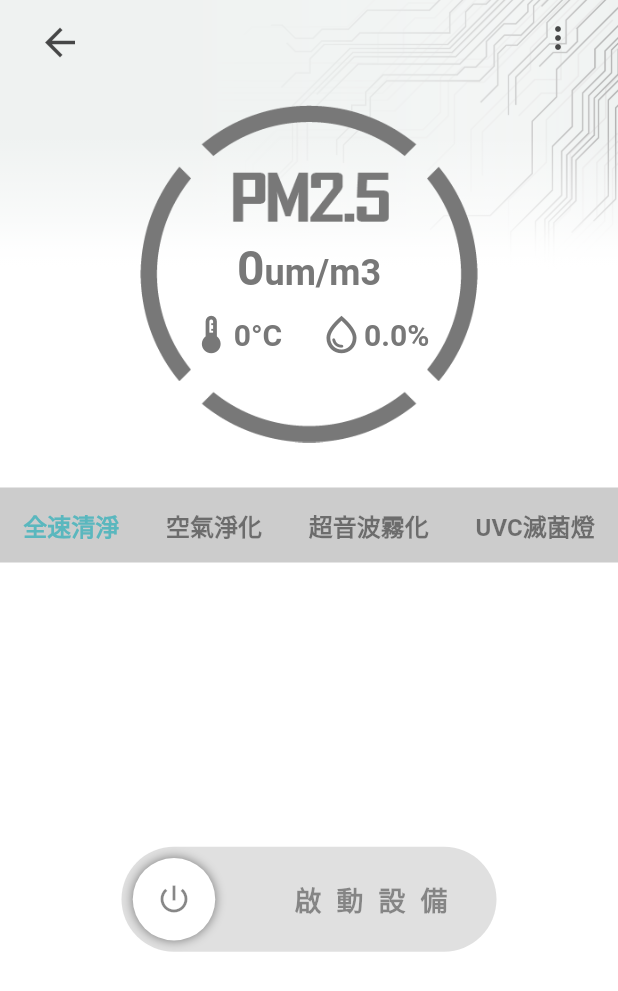
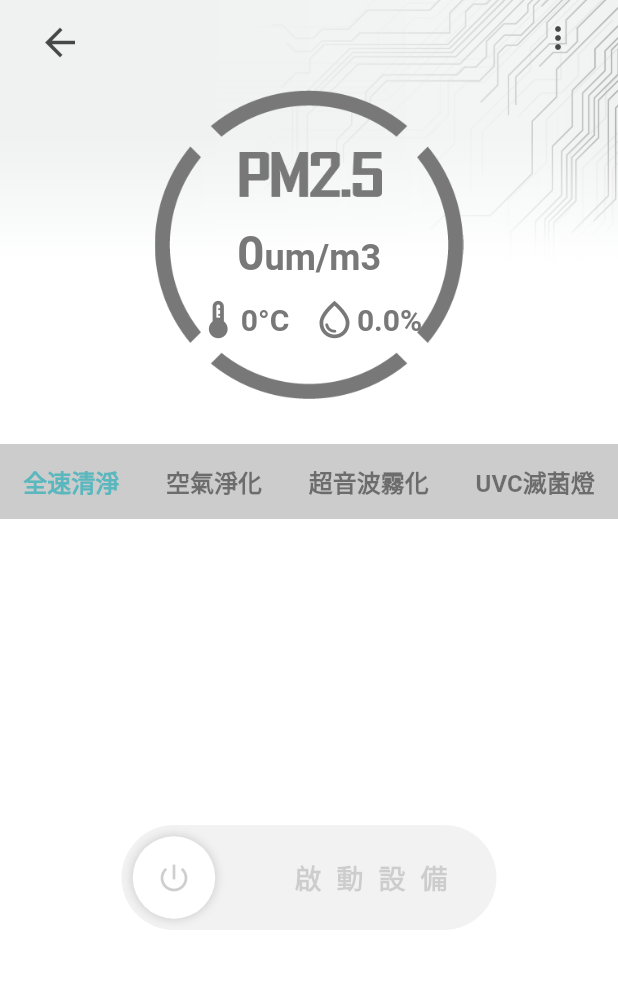
Before and after one commit to haisul/purifier_master_project, a Flutter app: the IepPage screen opened directly with empty values, on a phone screen of 412 x 824 dp. Shown: the top 991 px of the screen. Run offline on Flutter 3.47's test engine with Material 2 defaults, Android fonts, the light colour scheme and no system bars; drawn by our look-alikes of slider_button; our stand-ins replace cloud_firestore, connectivity_plus, firebase_auth, firebase_core, firebase_storage, flutter_switch and 6 more; missing offline and left inert: app_settings, ele_progress, esp_smartconfig, mqtt_client, network_info_plus; accounts and stored records are empty; Roboto replaces fonts that are missing (Agencyb).

Commit message:
2023/06/09

```diff
--- a/lib/pages/IepPage/iep_page.dart
+++ b/lib/pages/IepPage/iep_page.dart
@@ -63,7 +63,6 @@ class IepPage extends StatelessWidget {
             Consumer2<IepPageControll, InnerPageControll>(
                 builder: (context, iepPageControll, pageController, child) {
               return Positioned(
-                child: Center(
                 child: Column(
                   mainAxisAlignment: MainAxisAlignment.start,
                   children: [
@@ -76,32 +75,28 @@ class IepPage extends StatelessWidget {
                         children: [
                           IEPFunctionBtn(
                             title: '全速清淨',
-                              onPressed: () =>
-                                  iepPageControll.mainPower != false
+                            onPressed: () => iepPageControll.mainPower != false
                                 ? pageController.gotoPage(0)
                                 : null,
                             isSelected: pageController.index == 0,
                           ),
                           IEPFunctionBtn(
                             title: '空氣淨化',
-                              onPressed: () =>
-                                  iepPageControll.mainPower != false
+                            onPressed: () => iepPageControll.mainPower != false
                                 ? pageController.gotoPage(1)
                                 : null,
                             isSelected: pageController.index == 1,
                           ),
                           IEPFunctionBtn(
                             title: '超音波霧化',
-                              onPressed: () =>
-                                  iepPageControll.mainPower != false
+                            onPressed: () => iepPageControll.mainPower != false
                                 ? pageController.gotoPage(2)
                                 : null,
                             isSelected: pageController.index == 2,
                           ),
                           IEPFunctionBtn(
                             title: 'UVC滅菌燈',
-                              onPressed: () =>
-                                  iepPageControll.mainPower != false
+                            onPressed: () => iepPageControll.mainPower != false
                                 ? pageController.gotoPage(3)
                                 : null,
                             isSelected: pageController.index == 3,
@@ -122,9 +117,11 @@ class IepPage extends StatelessWidget {
                       ),
                     if (!iepPageControll.mainPower)
                       Expanded(
-                          child: Center(
+                        child: Stack(
+                          children: [
+                            Center(
                               child: SliderButton(
-                              disable: !iepPageControll.isConnected,
+                                shimmer: true,
                                 height: 70,
                                 width: 250,
                                 buttonSize: 55,
@@ -154,9 +151,14 @@ class IepPage extends StatelessWidget {
                                 },
                               ),
                             ),
+                            if (!iepPageControll.isConnected)
+                              Container(
+                                color: const Color.fromARGB(150, 255, 255, 255),
                               ),
                           ],
                         ),
+                      ),
+                  ],
                 ),
               );
             }),
@@ -557,6 +559,7 @@ class DustInfoCard extends StatelessWidget {
 
   @override
   Widget build(BuildContext context) {
+    final containerHeight = MediaQuery.of(context).size.height / 4;
     var humdValue = Container(
       margin: const EdgeInsets.only(top: 10),
       padding: const EdgeInsets.only(right: 20),
@@ -641,13 +644,12 @@ class DustInfoCard extends StatelessWidget {
       ),
     );
     return Container(
-      margin: const EdgeInsets.only(top: 70, bottom: 30),
-      alignment: Alignment.center,
+      margin: const EdgeInsets.only(top: 60, bottom: 30),
       decoration: const BoxDecoration(
         borderRadius: BorderRadius.all(Radius.circular(112.5)),
       ),
-      height: 225,
-      width: 225,
+      height: containerHeight,
+      width: containerHeight,
       child: Stack(children: [
         Image.asset(
           'assets/dustInfo.png',
--- a/pubspec.yaml
+++ b/pubspec.yaml
@@ -114,8 +114,9 @@ flutter:
     - assets/sleep_on.png
     - assets/manual_on.png
 
-    - assets/deviceImg/IEP1.png
-    - assets/deviceImg/iep_icon.png
+    - assets/deviceImg/IEP01.png
+    - assets/deviceImg/EAD01.png
+    - assets/deviceImg/CP01.png
 
     - assets/CAfiles/emqxsl-ca.crt
 
```
Also changed, not shown: lib/library/mqtt_client.dart (+9 -1 lines), lib/pages/AddNewDevicePage/addnewdevice_page.dart (+20 -8 lines), lib/pages/HomePage/home_page_models.dart (+11 -1 lines), lib/pages/LoginPage/login_page_models.dart (+4 -4 lines), lib/pages/SettingPage/setting_page.dart (+10 -4 lines), lib/pages/SettingPage/setting_page_model.dart (+30 -23 lines), lib/widget/custom_widget.dart (+4 -4 lines), assets/deviceImg/CP01.png (added), assets/deviceImg/EAD01.png (added), assets/deviceImg/IEP01.png (added), assets/deviceImg/IEP1.png (deleted), 1 other file. Lines whose indentation alone changed are shown as unchanged.
